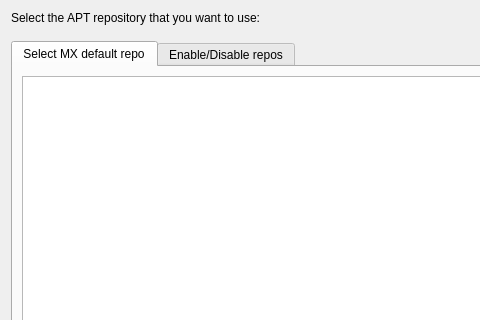
Before: the Qt Designer form mxrepomanager.ui in AdrianTM/mx-repo-manager, drawn with Qt 5; both pictures show x 0 to 480 and y 0 to 320 of the 777 by 505 pixel window.
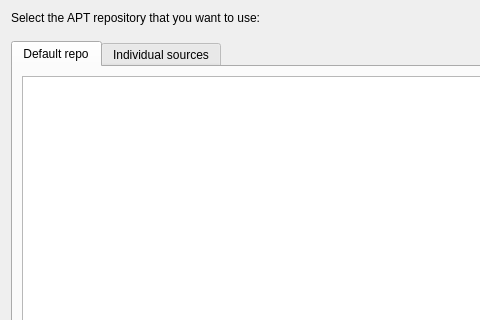
After: the same form once the commit is applied. Icons and pictures are not drawn.

What changed in the file:
```diff
--- a/mxrepomanager.ui
+++ b/mxrepomanager.ui
@@ -56,7 +56,7 @@
      </property>
      <widget class="QWidget" name="tabMX">
       <attribute name="title">
-       <string>Select MX default repo</string>
+       <string>Default repo</string>
       </attribute>
       <layout class="QVBoxLayout" name="verticalLayout_2">
        <item>
@@ -139,7 +139,7 @@
      </widget>
      <widget class="QWidget" name="tabAllRepos">
       <attribute name="title">
-       <string>Enable/Disable repos</string>
+       <string>Individual sources</string>
       </attribute>
       <layout class="QVBoxLayout" name="verticalLayout_3">
        <item>
```
